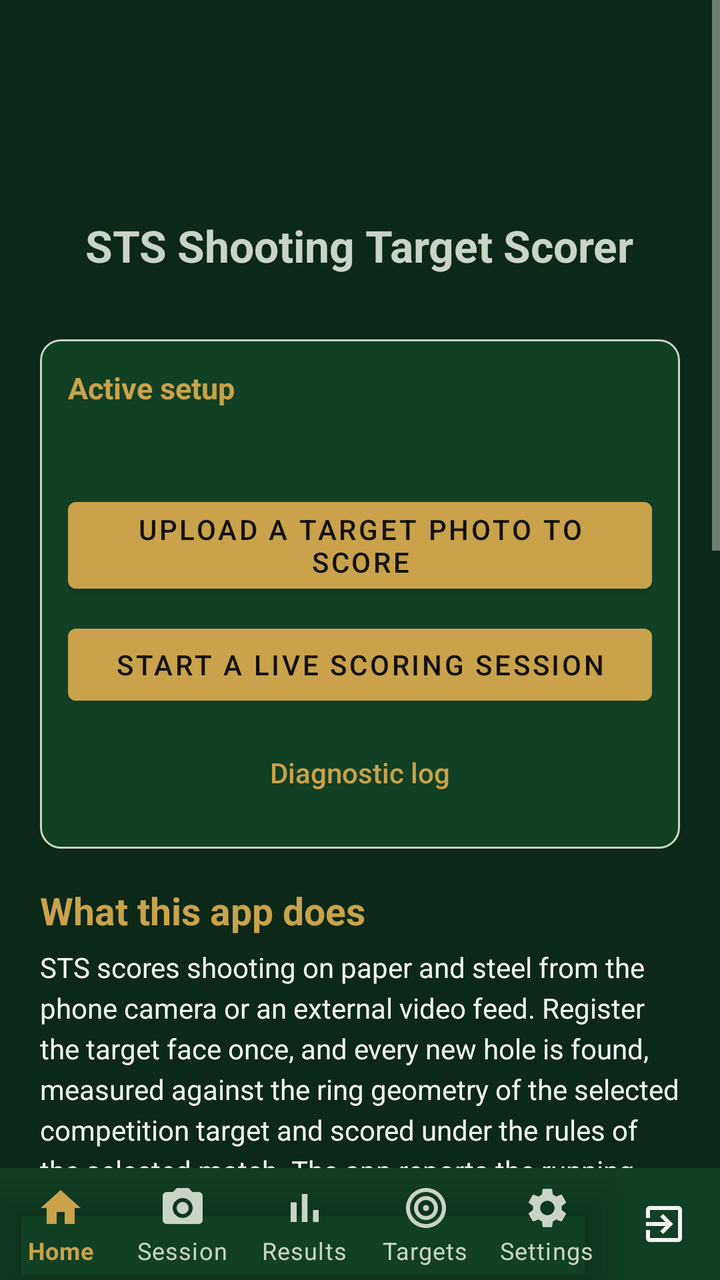
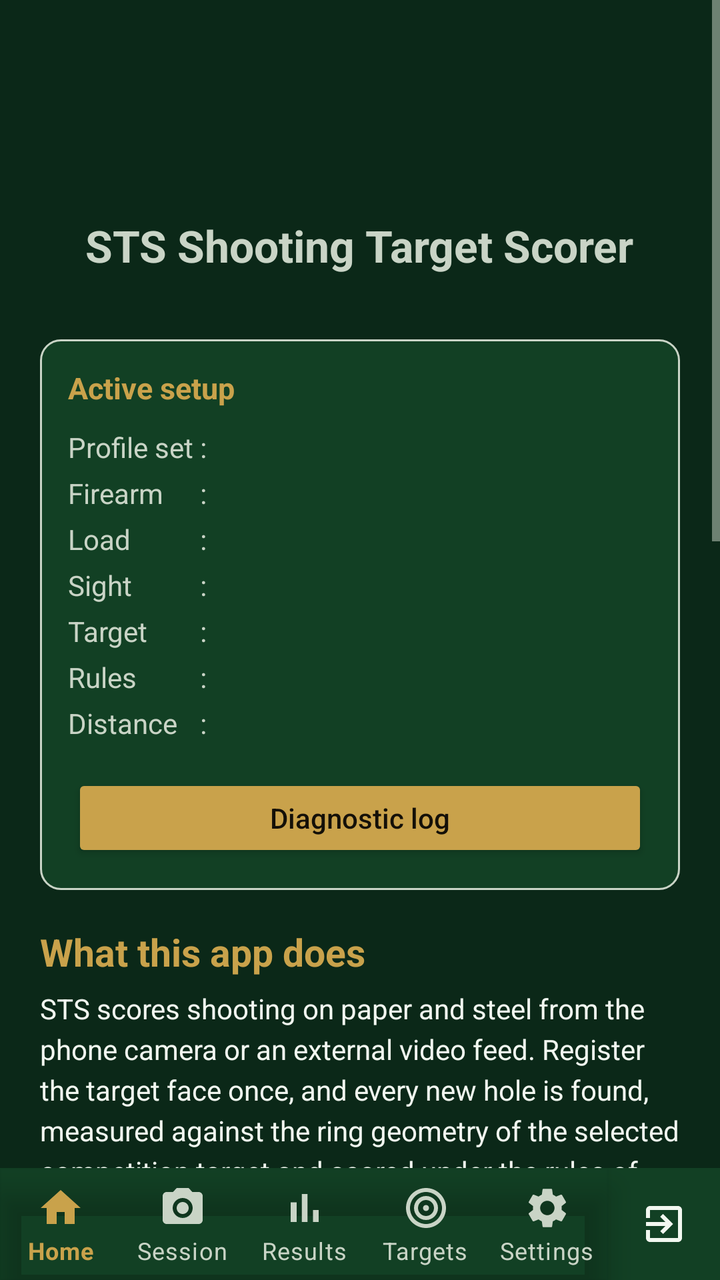

An Android layout rendered at two revisions. The XML below is the earlier revision; the diff shows what the commit changed to produce the second picture.
<!-- AndroidManifest.xml: application theme Theme.STS -->
<!-- res/layout/activity_main.xml -->
<?xml version="1.0" encoding="utf-8"?>
<LinearLayout xmlns:android="http://schemas.android.com/apk/res/android"
    android:layout_width="match_parent"
    android:layout_height="match_parent"
    android:orientation="vertical">

    <ScrollView
        android:layout_width="match_parent"
        android:layout_height="0dp"
        android:layout_weight="1">

        <LinearLayout
            android:layout_width="match_parent"
            android:layout_height="wrap_content"
            android:orientation="vertical"
            android:padding="20dp"
            android:gravity="center_horizontal">

            <ImageView
                android:layout_width="80dp"
                android:layout_height="80dp"
                android:layout_marginBottom="8dp"
                android:src="@mipmap/ic_launcher"
                android:contentDescription="@string/app_name" />

            <TextView
                android:layout_width="wrap_content"
                android:layout_height="wrap_content"
                android:text="@string/app_name"
                android:textSize="22sp"
                android:textStyle="bold" />

            <TextView
                android:id="@+id/tvVersion"
                android:layout_width="wrap_content"
                android:layout_height="wrap_content"
                android:textSize="12sp"
                android:layout_marginBottom="16dp" />

            
            <LinearLayout
                android:layout_width="match_parent"
                android:layout_height="wrap_content"
                android:orientation="vertical"
                android:background="@drawable/bg_card"
                android:padding="14dp">

                <TextView
                    android:layout_width="match_parent"
                    android:layout_height="wrap_content"
                    android:text="Active setup"
                    android:textSize="15sp"
                    android:textStyle="bold"
                    android:textColor="?attr/colorAccent" />

                <TextView
                    android:id="@+id/tvSetup"
                    style="@style/Sts.Value"
                    android:layout_marginTop="8dp"
                    android:lineSpacingExtra="3dp" />

                
                <Button
                    android:id="@+id/btnImport"
                    android:layout_width="match_parent"
                    android:layout_height="wrap_content"
                    android:layout_marginTop="14dp"
                    android:text="Upload a target photo to score" />

                <Button
                    android:id="@+id/btnStart"
                    android:layout_width="match_parent"
                    android:layout_height="wrap_content"
                    android:layout_marginTop="8dp"
                    android:text="Start a live scoring session" />

                <Button
                    android:id="@+id/btnLog"
                    android:layout_width="match_parent"
                    android:layout_height="wrap_content"
                    android:layout_marginTop="6dp"
                    style="@style/Sts.TextButton"
                    android:text="Diagnostic log" />

                <Button
                    android:id="@+id/btnResume"
                    android:layout_width="match_parent"
                    android:layout_height="wrap_content"
                    android:layout_marginTop="6dp"
                    android:visibility="gone"
                    style="@style/Sts.TextButton"
                    android:text="Resume the session in progress" />
            </LinearLayout>

            <TextView
                style="@style/Sts.SectionHeading"
                android:text="What this app does" />

            <TextView
                android:layout_width="match_parent"
                android:layout_height="wrap_content"
                android:textSize="14sp"
                android:lineSpacingExtra="4dp"
                android:textColor="?android:attr/textColorPrimary"
                android:text="@string/about_app_description" />

            <TextView
                android:layout_width="match_parent"
                android:layout_height="wrap_content"
                android:layout_marginTop="10dp"
                android:textSize="14sp"
                android:lineSpacingExtra="4dp"
                android:textColor="?android:attr/textColorSecondary"
                android:text="@string/about_disciplines" />

            <TextView
                style="@style/Sts.SectionHeading"
                android:text="Before you rely on a score" />

            <TextView
                android:layout_width="match_parent"
                android:layout_height="wrap_content"
                android:textSize="13sp"
                android:lineSpacingExtra="3dp"
                android:textColor="?android:attr/textColorSecondary"
                android:text="@string/disclaimer_scoring" />

            <TextView
                android:layout_width="match_parent"
                android:layout_height="wrap_content"
                android:layout_marginTop="10dp"
                android:textSize="13sp"
                android:lineSpacingExtra="3dp"
                android:textColor="?android:attr/textColorSecondary"
                android:text="@string/safety_notice" />

            <TextView
                style="@style/Sts.SectionHeading"
                android:text="@string/about_developer_heading" />

            <TextView
                android:layout_width="match_parent"
                android:layout_height="wrap_content"
                android:textSize="14sp"
                android:lineSpacingExtra="4dp"
                android:textColor="?android:attr/textColorPrimary"
                android:text="@string/about_developer_description" />

            <TextView
                android:layout_width="wrap_content"
                android:layout_height="wrap_content"
                android:layout_marginTop="16dp"
                android:textSize="13sp"
                android:text="developed by Dr Artur Krukowski" />

            <TextView
                android:id="@+id/tvClaudeCredit"
                android:layout_width="wrap_content"
                android:layout_height="wrap_content"
                android:textSize="13sp"
                android:layout_marginTop="2dp"
                android:layout_marginBottom="8dp" />

        </LinearLayout>
    </ScrollView>

    <include layout="@layout/include_bottom_nav" />

</LinearLayout>
<!-- res/layout/include_bottom_nav.xml (included above) -->
<?xml version="1.0" encoding="utf-8"?>
<LinearLayout xmlns:android="http://schemas.android.com/apk/res/android"
    xmlns:app="http://schemas.android.com/apk/res-auto"
    android:layout_width="match_parent"
    android:layout_height="wrap_content"
    android:orientation="horizontal"
    android:background="?attr/colorSurface">

    <com.google.android.material.bottomnavigation.BottomNavigationView
        android:id="@+id/bottomNav"
        android:layout_width="0dp"
        android:layout_weight="1"
        android:layout_height="wrap_content"
        android:background="@android:color/transparent"
        app:itemIconTint="@color/bottom_nav_item"
        app:itemTextColor="@color/bottom_nav_item"
        app:labelVisibilityMode="labeled"
        app:menu="@menu/bottom_nav_menu" />

    <LinearLayout
        android:id="@+id/btnExit"
        android:layout_width="56dp"
        android:layout_height="match_parent"
        android:orientation="vertical"
        android:gravity="center"
        android:background="?attr/selectableItemBackgroundBorderless"
        android:contentDescription="@string/nav_exit">

        
        <ImageView
            android:layout_width="24dp"
            android:layout_height="24dp"
            android:src="@drawable/ic_nav_exit"
            app:tint="?android:attr/textColorPrimary"
            android:importantForAccessibility="no" />
    </LinearLayout>
</LinearLayout>
<!-- resources referenced by this layout -->
<resources>
  <string name="about_app_description">STS scores shooting on paper and steel from the phone camera or an external
          video feed. Register the target face once, and every new hole is found, measured against the ring geometry of
          the selected competition target and scored under the rules of the selected match. The app reports the running
          total, the group centre and dispersion, and the sight correction — in clicks for the scope or red dot in your
          active profile set — needed to move the group onto the point of aim.</string>
  <string name="about_developer_description">STS is developed by Dr Artur Krukowski, alongside VTB Vapor-Trail
          Ballistics. Both apps share a design principle: the physics and the rules are written down explicitly in the
          source, with their assumptions stated, so a shooter can see exactly why the app produced the number it did.</string>
  <string name="about_developer_heading">About the developer</string>
  <string name="about_disciplines">Air rifle and air pistol at 10 m, rimfire rifle and pistol at 25 m and 50 m,
          and centrefire rifle in .223, .308 and similar chamberings out to 1000 yards.</string>
  <string name="app_name">STS Shooting Target Scorer</string>
  <string name="disclaimer_scoring">STS is a training and practice aid. Official match results are determined by the
          appointed jury under the current rulebook of the governing body. Ring dimensions and rule parameters shipped
          with the app are nominal published figures and are editable — verify them against the rulebook in force for
          your competition.</string>
  <string name="nav_exit">Exit</string>
  <string name="safety_notice">Operate the app only from behind the firing line, with the firearm made safe and the
          range in a condition permitted by the range officer. Never handle a phone and a loaded firearm at the same
          time.</string>
  <style name="Sts.TextButton" parent="Widget.AppCompat.Button.Borderless">
          <item name="android:textColor">?attr/colorAccent</item>
          <item name="android:textAllCaps">false</item>
          <item name="android:textSize">14sp</item>
      </style>
  <style name="Theme.STS" parent="Theme.STS.Dark" />
  <color name="icon_background">#2E4034</color>
  <style name="Theme.STS.Base" parent="Theme.MaterialComponents.NoActionBar">
          <item name="android:statusBarColor">@color/dark_bg</item>
      </style>
  <color name="dark_bg">#0B2818</color>
  <color name="dark_surface">#124024</color>
  <color name="dark_accent">#C9A24B</color>
  <color name="dark_on_accent">#141008</color>
  <color name="dark_text">#F2F7F0</color>
  <color name="dark_text_dim">#C9D4C6</color>
  <!-- unchanged entries left out for length: 7 -->
</resources>

<!-- the commit's change to res/layout/activity_main.xml (unified diff, before → after) -->
@@ -53,33 +53,63 @@
                     android:textStyle="bold"
                     android:textColor="?attr/colorAccent" />
 
+                
+                <TableLayout
+                    android:layout_width="match_parent"
+                    android:layout_height="wrap_content"
+                    android:layout_marginTop="8dp"
+                    android:shrinkColumns="2">
+
+                    <TableRow>
+                        <TextView style="@style/Sts.SetupLabel" android:text="Profile set" />
+                        <TextView style="@style/Sts.SetupColon" />
+                        <TextView android:id="@+id/tvSetupSet" style="@style/Sts.SetupValue" />
+                    </TableRow>
+                    <TableRow>
+                        <TextView style="@style/Sts.SetupLabel" android:text="Firearm" />
+                        <TextView style="@style/Sts.SetupColon" />
+                        <TextView android:id="@+id/tvSetupRifle" style="@style/Sts.SetupValue" />
+                    </TableRow>
+                    <TableRow>
+                        <TextView style="@style/Sts.SetupLabel" android:text="Load" />
+                        <TextView style="@style/Sts.SetupColon" />
+                        <TextView android:id="@+id/tvSetupLoad" style="@style/Sts.SetupValue" />
+                    </TableRow>
+                    <TableRow>
+                        <TextView style="@style/Sts.SetupLabel" android:text="Sight" />
+                        <TextView style="@style/Sts.SetupColon" />
+                        <TextView android:id="@+id/tvSetupSight" style="@style/Sts.SetupValue" />
+                    </TableRow>
+                    <TableRow>
+                        <TextView style="@style/Sts.SetupLabel" android:text="Target" />
+                        <TextView style="@style/Sts.SetupColon" />
+                        <TextView android:id="@+id/tvSetupTarget" style="@style/Sts.SetupValue" />
+                    </TableRow>
+                    <TableRow>
+                        <TextView style="@style/Sts.SetupLabel" android:text="Rules" />
+                        <TextView style="@style/Sts.SetupColon" />
+                        <TextView android:id="@+id/tvSetupRules" style="@style/Sts.SetupValue" />
+                    </TableRow>
+                    <TableRow>
+                        <TextView style="@style/Sts.SetupLabel" android:text="Distance" />
+                        <TextView style="@style/Sts.SetupColon" />
+                        <TextView android:id="@+id/tvSetupDistance" style="@style/Sts.SetupValue" />
+                    </TableRow>
+                </TableLayout>
+
                 <TextView
-                    android:id="@+id/tvSetup"
+                    android:id="@+id/tvSetupNote"
                     style="@style/Sts.Value"
-                    android:layout_marginTop="8dp"
-                    android:lineSpacingExtra="3dp" />
-
-                
-                <Button
-                    android:id="@+id/btnImport"
-                    android:layout_width="match_parent"
-                    android:layout_height="wrap_content"
-                    android:layout_marginTop="14dp"
-                    android:text="Upload a target photo to score" />
-
-                <Button
-                    android:id="@+id/btnStart"
-                    android:layout_width="match_parent"
-                    android:layout_height="wrap_content"
-                    android:layout_marginTop="8dp"
-                    android:text="Start a live scoring session" />
+                    android:layout_marginTop="10dp"
+                    android:textColor="?android:attr/textColorSecondary"
+                    android:visibility="gone" />
 
                 <Button
                     android:id="@+id/btnLog"
                     android:layout_width="match_parent"
                     android:layout_height="wrap_content"
-                    android:layout_marginTop="6dp"
-                    style="@style/Sts.TextButton"
+                    android:layout_marginTop="14dp"
+                    style="@style/Sts.ActionButton"
                     android:text="Diagnostic log" />
 
                 <Button
@@ -88,7 +118,7 @@
                     android:layout_height="wrap_content"
                     android:layout_marginTop="6dp"
                     android:visibility="gone"
-                    style="@style/Sts.TextButton"
+                    style="@style/Sts.ActionButton"
                     android:text="Resume the session in progress" />
             </LinearLayout>
 
<!-- resource entries referenced after the edit -->
@@ -20,10 +20,34 @@
   <string name="safety_notice">Operate the app only from behind the firing line, with the firearm made safe and the
           range in a condition permitted by the range officer. Never handle a phone and a loaded firearm at the same
           time.</string>
-  <style name="Sts.TextButton" parent="Widget.AppCompat.Button.Borderless">
-          <item name="android:textColor">?attr/colorAccent</item>
+  <style name="Sts.ActionButton" parent="Widget.AppCompat.Button">
           <item name="android:textAllCaps">false</item>
           <item name="android:textSize">14sp</item>
+          <item name="android:minHeight">44dp</item>
+          <item name="android:paddingLeft">10dp</item>
+          <item name="android:paddingRight">10dp</item>
+          <item name="android:layout_marginStart">2dp</item>
+          <item name="android:layout_marginEnd">2dp</item>
+      </style>
+  <style name="Sts.SetupColon" parent="Sts.SetupLabel">
+          <item name="android:text">" : "</item>
+      </style>
+  <style name="Sts.SetupLabel" parent="">
+          <item name="android:layout_width">wrap_content</item>
+          <item name="android:layout_height">wrap_content</item>
+          <item name="android:textSize">14sp</item>
+          <item name="android:paddingTop">2dp</item>
+          <item name="android:paddingBottom">2dp</item>
+          <item name="android:textColor">?android:attr/textColorSecondary</item>
+      </style>
+  <style name="Sts.SetupValue" parent="">
+          <item name="android:layout_width">wrap_content</item>
+          <item name="android:layout_height">wrap_content</item>
+          <item name="android:textSize">14sp</item>
+          <item name="android:paddingTop">2dp</item>
+          <item name="android:paddingBottom">2dp</item>
+          <item name="android:textStyle">bold</item>
+          <item name="android:textColor">?android:attr/textColorPrimary</item>
       </style>
   <style name="Theme.STS" parent="Theme.STS.Dark" />
   <color name="icon_background">#2E4034</color>
